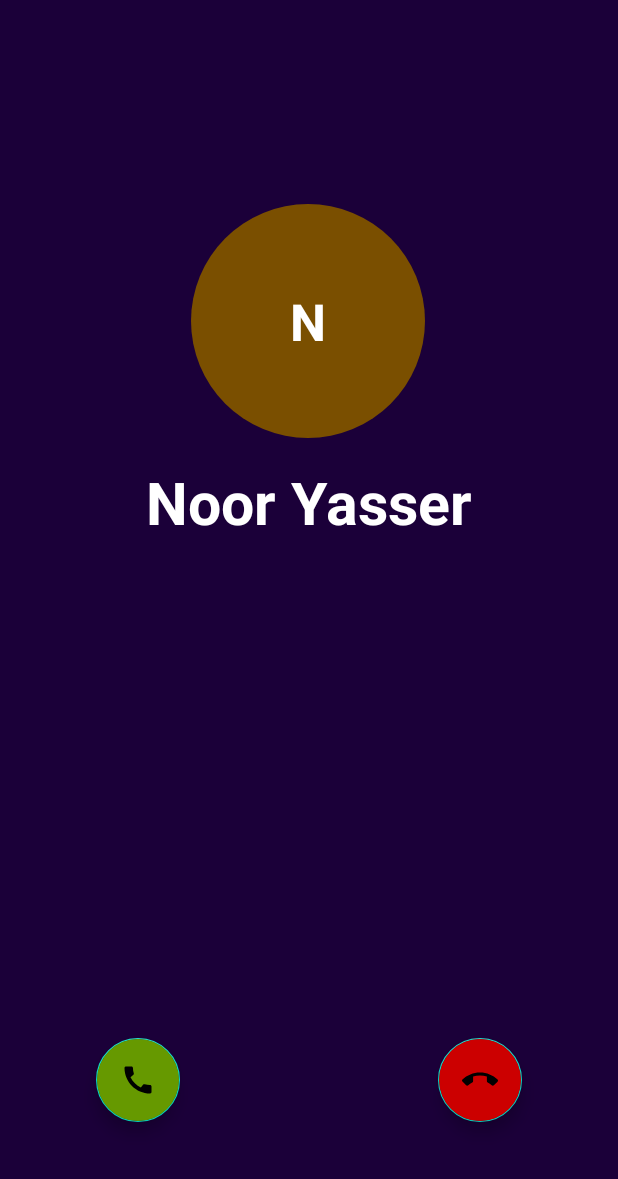
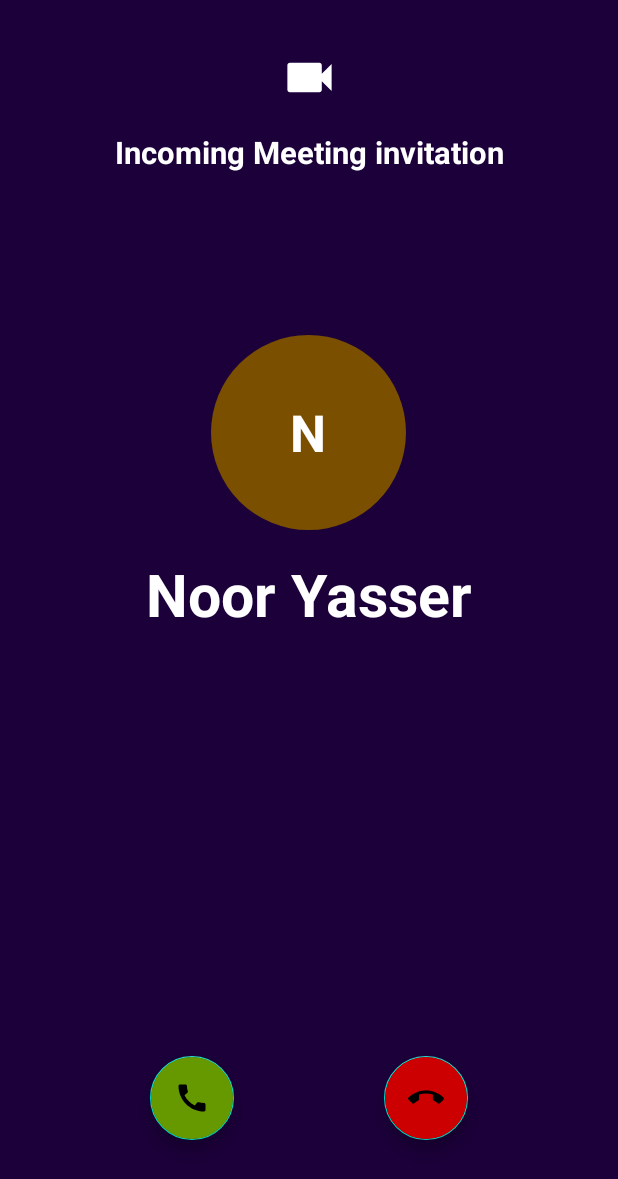
Before and after one commit to noor1yasser9/VideoCalling, an Android app: the layout fragment_call_incoming.xml on its own in the app's theme, with its tools: preview values and no code run, on a phone screen of 412 x 824 dp. Shown: the top 1179 px of the screen. Run offline under Robolectric (Android 15) with nearby library versions, the phone set to English and light mode, and no system bars.

Commit message:
update User model,  ApiClient.kt,  NotificationInterface.kt,  StringConstant.kt,  MessagingServiceFirebase.kt,  MainActivity.kt,  IncomingCallFragment.kt  UserListFragment.kt  and Other

```diff
--- a/app/build.gradle
+++ b/app/build.gradle
@@ -1,6 +1,7 @@
 plugins {
     id 'com.android.application'
     id 'kotlin-android'
+    id 'kotlin-android-extensions'
 }
 
 apply plugin: 'com.google.gms.google-services'
--- a/app/src/main/java/com/nurbk/ps/projectm/model/User.kt
+++ b/app/src/main/java/com/nurbk/ps/projectm/model/User.kt
@@ -1,5 +1,9 @@
 package com.nurbk.ps.projectm.model
 
+import android.os.Parcelable
+import kotlinx.android.parcel.Parcelize
+
+@Parcelize
 data class User(
     val id: String = "",
     val name: String = "",
@@ -8,4 +12,4 @@ data class User(
     val image: String = "",
     val token: String = ""
 
-)
+) : Parcelable
--- a/app/src/main/java/com/nurbk/ps/projectm/network/ApiClient.kt
+++ b/app/src/main/java/com/nurbk/ps/projectm/network/ApiClient.kt
@@ -24,13 +24,17 @@ class ApiClient private constructor(context: Context) {
     }
 
     private val BASE_URL = "https://fcm.googleapis.com/fcm/"
+    private var retrofit: Retrofit
+    var notificationInterface: NotificationInterface
 
     init {
-        val retrofit = Retrofit.Builder()
+        retrofit = Retrofit.Builder()
             .baseUrl(BASE_URL)
             .addConverterFactory(GsonConverterFactory.create())
             .build()
 
+        notificationInterface = retrofit.create(NotificationInterface::class.java)
+
     }
 
 }
--- a/app/src/main/java/com/nurbk/ps/projectm/ui/activity/MainActivity.kt
+++ b/app/src/main/java/com/nurbk/ps/projectm/ui/activity/MainActivity.kt
@@ -52,4 +52,8 @@ class MainActivity : AppCompatActivity() {
         }
 
     }
+
+    fun onCall() {
+        Log.e("tttttt", "oncall")
+    }
 }
--- a/app/src/main/res/layout/fragment_call.xml
+++ b/app/src/main/res/layout/fragment_call_incoming.xml
@@ -5,6 +5,9 @@
 
     <data>
 
+        <variable
+            name="data"
+            type="com.nurbk.ps.projectm.model.CallingData" />
     </data>
 
     <androidx.constraintlayout.widget.ConstraintLayout
@@ -15,21 +18,47 @@
             android:layout_width="match_parent"
             android:layout_height="match_parent"
             android:background="@drawable/bg_fragment_call" />
+        <ImageView
+            android:id="@+id/imageTypeCall"
+            android:layout_width="@dimen/_30sdp"
+            android:layout_height="@dimen/_30sdp"
+            android:layout_marginTop="32dp"
+            android:src="@drawable/ic_baseline_videocam_24"
+            app:layout_constraintEnd_toEndOf="parent"
+            app:layout_constraintStart_toStartOf="parent"
+            app:layout_constraintTop_toTopOf="parent"
+            app:tint="@color/white" />
+
+        <TextView
+            android:id="@+id/textView5"
+            android:layout_width="wrap_content"
+            android:layout_height="wrap_content"
+            android:layout_marginTop="16dp"
+            android:text="@string/incoming_meeting_invitation"
+            android:textColor="@color/white"
+            android:textSize="@dimen/_16ssp"
+            android:textStyle="bold"
+            app:layout_constraintEnd_toEndOf="parent"
+            app:layout_constraintStart_toStartOf="parent"
+            app:layout_constraintTop_toBottomOf="@+id/imageTypeCall" />
 
         <TextView
             android:id="@+id/txtNameLetter"
-            android:layout_width="@dimen/_120sdp"
-            android:layout_height="@dimen/_120sdp"
-            android:layout_marginTop="136dp"
+            android:layout_width="@dimen/_100sdp"
+            android:layout_height="@dimen/_100sdp"
+            android:layout_marginTop="108dp"
             android:background="@drawable/bg_letter"
             android:gravity="center"
+            android:maxLength="1"
+            android:maxLines="1"
+            android:text="@{data.name}"
             android:textColor="@color/white"
             android:textSize="@dimen/_26ssp"
             android:textStyle="bold"
             app:layout_constraintEnd_toEndOf="parent"
             app:layout_constraintHorizontal_bias="0.498"
             app:layout_constraintStart_toStartOf="parent"
-            app:layout_constraintTop_toTopOf="parent"
+            app:layout_constraintTop_toBottomOf="@+id/textView5"
             tools:text="N" />
 
         <TextView
@@ -37,6 +66,7 @@
             android:layout_width="wrap_content"
             android:layout_height="wrap_content"
             android:layout_marginTop="16dp"
+            android:text="@{data.name}"
             android:textColor="@color/white"
             android:textSize="@dimen/_30sdp"
             android:textStyle="bold"
@@ -49,25 +79,38 @@
             android:id="@+id/floatingActionButton"
             android:layout_width="wrap_content"
             android:layout_height="wrap_content"
-            android:layout_marginStart="64dp"
-            android:layout_marginBottom="76dp"
+            android:layout_marginBottom="64dp"
             android:backgroundTint="@android:color/holo_green_dark"
             android:clickable="true"
             android:focusable="true"
             app:layout_constraintBottom_toBottomOf="parent"
+            app:layout_constraintEnd_toStartOf="@+id/btnFinshCall"
+            app:layout_constraintHorizontal_bias="0.5"
             app:layout_constraintStart_toStartOf="parent"
             app:srcCompat="@drawable/ic_baseline_call_24" />
-
-        <com.google.android.material.floatingactionbutton.FloatingActionButton
-            android:id="@+id/floatingActionButton2"
+        <TextView
+            android:id="@+id/textView6"
             android:layout_width="wrap_content"
             android:layout_height="wrap_content"
-            android:layout_marginEnd="64dp"
+            android:layout_marginTop="8dp"
+            android:text="@{data.email}"
+            android:textColor="@android:color/darker_gray"
+            android:textSize="@dimen/_12ssp"
+            app:layout_constraintEnd_toEndOf="parent"
+            app:layout_constraintStart_toStartOf="parent"
+            app:layout_constraintTop_toBottomOf="@+id/textView4" />
+        <com.google.android.material.floatingactionbutton.FloatingActionButton
+            android:id="@+id/btnFinshCall"
+            android:layout_width="wrap_content"
+            android:layout_height="wrap_content"
+            android:layout_marginBottom="64dp"
             android:backgroundTint="@android:color/holo_red_dark"
             android:clickable="true"
             android:focusable="true"
-            app:layout_constraintBottom_toBottomOf="@+id/floatingActionButton"
+            app:layout_constraintBottom_toBottomOf="parent"
             app:layout_constraintEnd_toEndOf="parent"
+            app:layout_constraintHorizontal_bias="0.5"
+            app:layout_constraintStart_toEndOf="@+id/floatingActionButton"
             app:srcCompat="@drawable/ic_baseline_call_end_24" />
     </androidx.constraintlayout.widget.ConstraintLayout>
 </layout>
--- a/app/src/main/res/values/strings.xml
+++ b/app/src/main/res/values/strings.xml
@@ -11,4 +11,6 @@
     <string name="password2">Conferm Password</string>
     <string name="sinup">SinUp</string>
     <string name="do_you_have_an_account">Do you have an account</string>
+    <string name="incoming_meeting_invitation">Incoming Meeting invitation</string>
+    <string name="send_meeting_invitation">Send Meeting Invitation</string>
 </resources>
```
Also changed, not shown: app/src/main/AndroidManifest.xml (+7 -5 lines), app/src/main/java/com/nurbk/ps/projectm/network/NotificationInterface.kt (+11 -4 lines), app/src/main/java/com/nurbk/ps/projectm/others/StringConstant.kt (+32 -4 lines), app/src/main/java/com/nurbk/ps/projectm/service/MessagingServiceFirebase.kt (+34 -3 lines), app/src/main/java/com/nurbk/ps/projectm/ui/fragment/CallFragment.kt (deleted, +0 -28 lines), app/src/main/java/com/nurbk/ps/projectm/ui/fragment/IncomingCallFragment.kt (added, +48 -0 lines), app/src/main/java/com/nurbk/ps/projectm/ui/fragment/UserListFragment.kt (+46 -18 lines), app/src/main/res/layout/item_user_list.xml (+8 -1 lines), app/src/main/res/navigation/nav_home.xml (+8 -1 lines).
